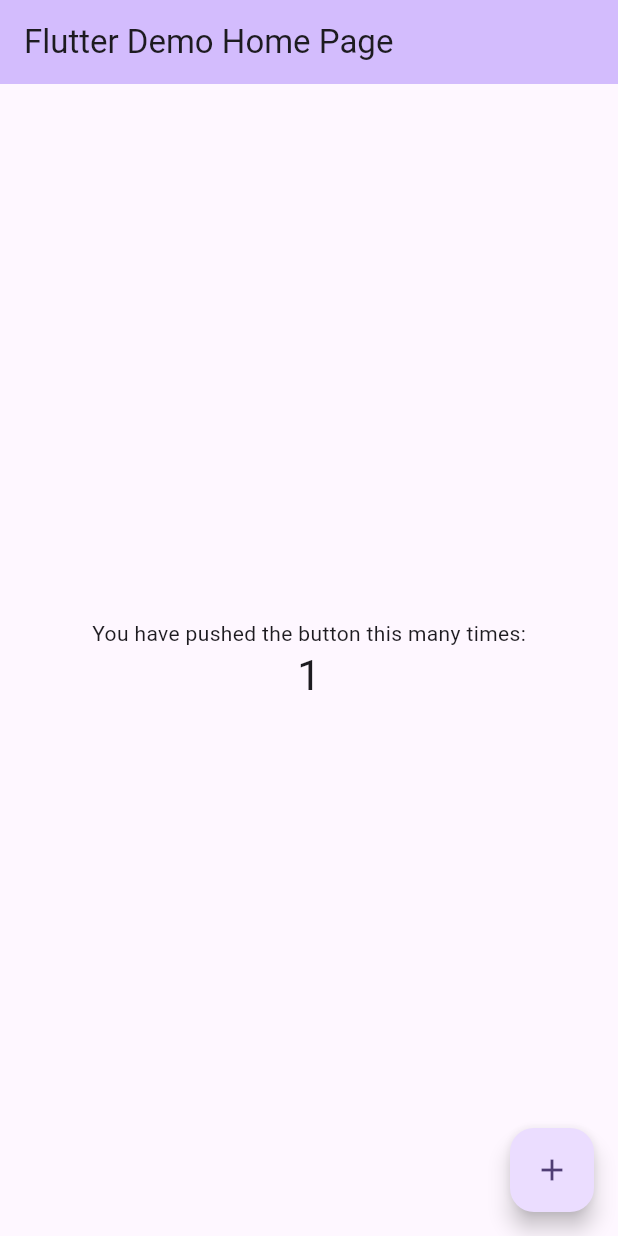
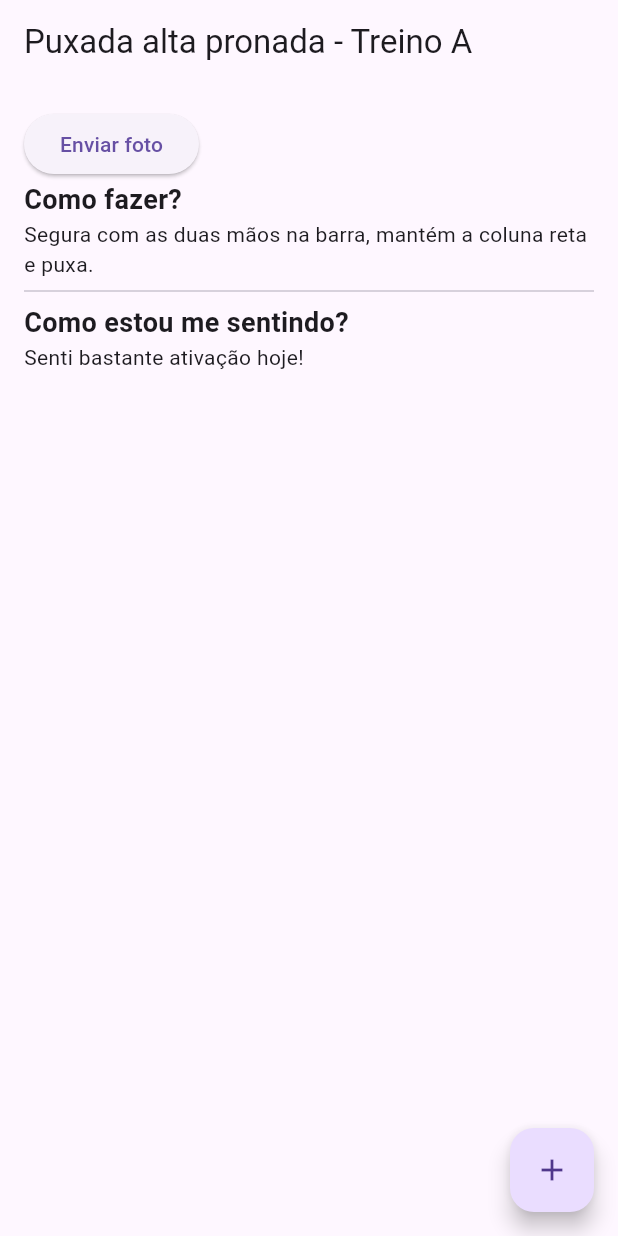
Before and after one commit to ryannardelli/gym_app, a Flutter app: the screen it shows after launch, after a tap on the "add" icon, on a phone screen of 412 x 824 dp. Run offline on Flutter 3.47's test engine with Material 3 defaults, Android fonts, the phone set to English and light mode, and no system bars.

Commit message:
sendding new tela with data's mock

```diff
--- a/lib/main.dart
+++ b/lib/main.dart
@@ -1,4 +1,5 @@
 import 'package:flutter/material.dart';
+import 'package:flutter_gym_app/screens/screen_exercise.dart';
 
 void main() {
   runApp(const MyApp());
@@ -10,113 +11,9 @@ class MyApp extends StatelessWidget {
   // This widget is the root of your application.
   @override
   Widget build(BuildContext context) {
-    return MaterialApp(
-      title: 'Flutter Demo',
-      theme: ThemeData(
-        // This is the theme of your application.
-        //
-        // TRY THIS: Try running your application with "flutter run". You'll see
-        // the application has a purple toolbar. Then, without quitting the app,
-        // try changing the seedColor in the colorScheme below to Colors.green
-        // and then invoke "hot reload" (save your changes or press the "hot
-        // reload" button in a Flutter-supported IDE, or press "r" if you used
-        // the command line to start the app).
-        //
-        // Notice that the counter didn't reset back to zero; the application
-        // state is not lost during the reload. To reset the state, use hot
-        // restart instead.
-        //
-        // This works for code too, not just values: Most code changes can be
-        // tested with just a hot reload.
-        colorScheme: ColorScheme.fromSeed(seedColor: Colors.deepPurple),
-      ),
-      home: const MyHomePage(title: 'Flutter Demo Home Page'),
+    return const MaterialApp(
+      debugShowCheckedModeBanner: false,
+      home: ScreenExercise(),
     );
   }
 }
-
-class MyHomePage extends StatefulWidget {
-  const MyHomePage({super.key, required this.title});
-
-  // This widget is the home page of your application. It is stateful, meaning
-  // that it has a State object (defined below) that contains fields that affect
-  // how it looks.
-
-  // This class is the configuration for the state. It holds the values (in this
-  // case the title) provided by the parent (in this case the App widget) and
-  // used by the build method of the State. Fields in a Widget subclass are
-  // always marked "final".
-
-  final String title;
-
-  @override
-  State<MyHomePage> createState() => _MyHomePageState();
-}
-
-class _MyHomePageState extends State<MyHomePage> {
-  int _counter = 0;
-
-  void _incrementCounter() {
-    setState(() {
-      // This call to setState tells the Flutter framework that something has
-      // changed in this State, which causes it to rerun the build method below
-      // so that the display can reflect the updated values. If we changed
-      // _counter without calling setState(), then the build method would not be
-      // called again, and so nothing would appear to happen.
-      _counter++;
-    });
-  }
-
-  @override
-  Widget build(BuildContext context) {
-    // This method is rerun every time setState is called, for instance as done
-    // by the _incrementCounter method above.
-    //
-    // The Flutter framework has been optimized to make rerunning build methods
-    // fast, so that you can just rebuild anything that needs updating rather
-    // than having to individually change instances of widgets.
-    return Scaffold(
-      appBar: AppBar(
-        // TRY THIS: Try changing the color here to a specific color (to
-        // Colors.amber, perhaps?) and trigger a hot reload to see the AppBar
-        // change color while the other colors stay the same.
-        backgroundColor: Theme.of(context).colorScheme.inversePrimary,
-        // Here we take the value from the MyHomePage object that was created by
-        // the App.build method, and use it to set our appbar title.
-        title: Text(widget.title),
-      ),
-      body: Center(
-        // Center is a layout widget. It takes a single child and positions it
-        // in the middle of the parent.
-        child: Column(
-          // Column is also a layout widget. It takes a list of children and
-          // arranges them vertically. By default, it sizes itself to fit its
-          // children horizontally, and tries to be as tall as its parent.
-          //
-          // Column has various properties to control how it sizes itself and
-          // how it positions its children. Here we use mainAxisAlignment to
-          // center the children vertically; the main axis here is the vertical
-          // axis because Columns are vertical (the cross axis would be
-          // horizontal).
-          //
-          // TRY THIS: Invoke "debug painting" (choose the "Toggle Debug Paint"
-          // action in the IDE, or press "p" in the console), to see the
-          // wireframe for each widget.
-          mainAxisAlignment: MainAxisAlignment.center,
-          children: <Widget>[
-            const Text('You have pushed the button this many times:'),
-            Text(
-              '$_counter',
-              style: Theme.of(context).textTheme.headlineMedium,
-            ),
-          ],
-        ),
-      ),
-      floatingActionButton: FloatingActionButton(
-        onPressed: _incrementCounter,
-        tooltip: 'Increment',
-        child: const Icon(Icons.add),
-      ), // This trailing comma makes auto-formatting nicer for build methods.
-    );
-  }
-}
--- /dev/null
+++ b/lib/screens/screen_exercise.dart
@@ -0,0 +1,40 @@
+import 'package:flutter/material.dart';
+
+class ScreenExercise extends StatelessWidget {
+  const ScreenExercise({super.key});
+
+  @override
+  Widget build(BuildContext context) {
+    return Scaffold(
+      appBar: AppBar(title: const Text("Puxada alta pronada - Treino A")),
+      floatingActionButton: FloatingActionButton(
+        onPressed: () {
+          print("Foi clicado!");
+        },
+        child: Icon(Icons.add),
+      ),
+      body: Padding(
+        padding: const EdgeInsets.all(16.0),
+        child: Column(
+          crossAxisAlignment: CrossAxisAlignment.start,
+          children: [
+            ElevatedButton(onPressed: () {}, child: Text("Enviar foto")),
+            Text(
+              "Como fazer?",
+              style: TextStyle(fontWeight: FontWeight.bold, fontSize: 18),
+            ),
+            Text(
+              "Segura com as duas mãos na barra, mantém a coluna reta e puxa.",
+            ),
+            Divider(),
+            Text(
+              "Como estou me sentindo?",
+              style: TextStyle(fontWeight: FontWeight.bold, fontSize: 18),
+            ),
+            Text("Senti bastante ativação hoje!"),
+          ],
+        ),
+      ),
+    );
+  }
+}
```
Also changed, not shown: pubspec.yaml (+0 -61 lines).
